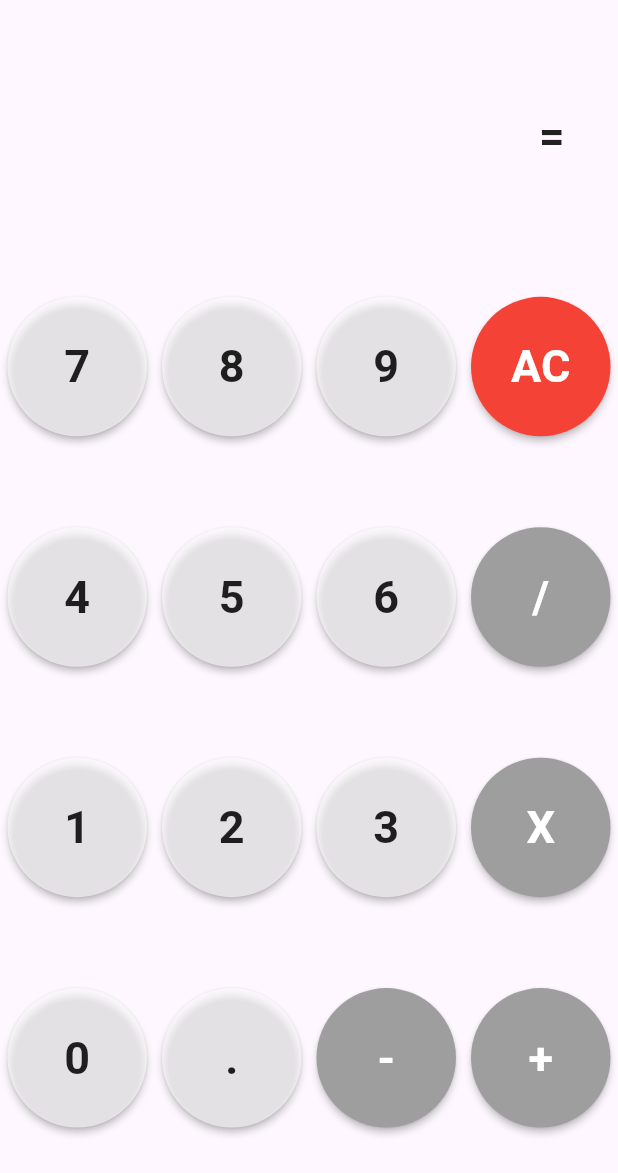
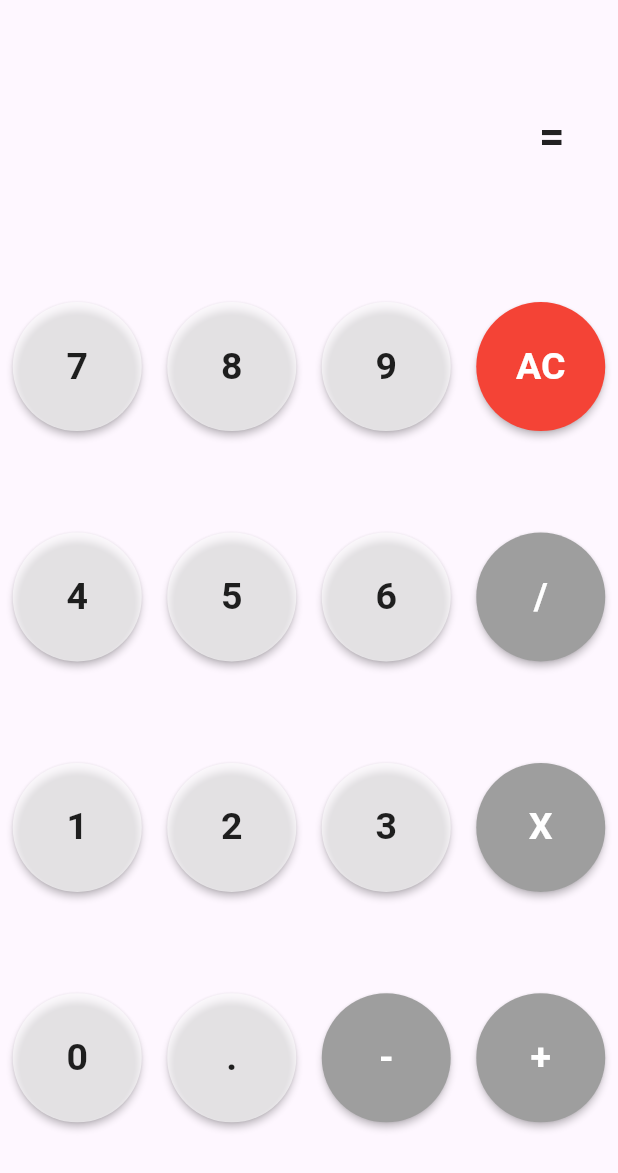
Before and after one commit to f1amekaiser/calculator-app, a Flutter app: the screen it shows after launch, on a phone screen of 412 x 824 dp, the part 63-1236 px from its top. Run offline on Flutter 3.47's test engine with Material 3 defaults, Android fonts, the light colour scheme and no system bars; our stand-ins replace math_expressions.

Commit message:
modify layouts2

```diff
--- a/lib/main.dart
+++ b/lib/main.dart
@@ -88,7 +88,7 @@
                   child: Text(
                     "7",
                     style:
-                        TextStyle(fontWeight: FontWeight.bold, fontSize: 30.0),
+                        TextStyle(fontWeight: FontWeight.bold, fontSize: 25.0),
                   ),
                 ),
               ),
@@ -105,7 +105,7 @@
                   child: Text(
                     "8",
                     style:
-                        TextStyle(fontWeight: FontWeight.bold, fontSize: 30.0),
+                        TextStyle(fontWeight: FontWeight.bold, fontSize: 25.0),
                   ),
                 ),
               ),
@@ -122,7 +122,7 @@
                   child: Text(
                     "9",
                     style:
-                        TextStyle(fontWeight: FontWeight.bold, fontSize: 30.0),
+                        TextStyle(fontWeight: FontWeight.bold, fontSize: 25.0),
                   ),
                 ),
               ),
@@ -140,7 +140,7 @@
                     "AC",
                     style: TextStyle(
                         fontWeight: FontWeight.bold,
-                        fontSize: 30.0,
+                        fontSize: 25.0,
                         color: Colors.white),
                   ),
                 ),
@@ -164,7 +164,7 @@
                   child: Text(
                     "4",
                     style:
-                        TextStyle(fontWeight: FontWeight.bold, fontSize: 30.0),
+                        TextStyle(fontWeight: FontWeight.bold, fontSize: 25.0),
                   ),
                 ),
               ),
@@ -181,7 +181,7 @@
                   child: Text(
                     "5",
                     style:
-                        TextStyle(fontWeight: FontWeight.bold, fontSize: 30.0),
+                        TextStyle(fontWeight: FontWeight.bold, fontSize: 25.0),
                   ),
                 ),
               ),
@@ -198,7 +198,7 @@
                   child: Text(
                     "6",
                     style:
-                        TextStyle(fontWeight: FontWeight.bold, fontSize: 30.0),
+                        TextStyle(fontWeight: FontWeight.bold, fontSize: 25.0),
                   ),
                 ),
               ),
@@ -216,7 +216,7 @@
                     "/",
                     style: TextStyle(
                         fontWeight: FontWeight.bold,
-                        fontSize: 30.0,
+                        fontSize: 25.0,
                         color: Colors.white),
                   ),
                 ),
@@ -240,7 +240,7 @@
                   child: Text(
                     "1",
                     style:
-                        TextStyle(fontWeight: FontWeight.bold, fontSize: 30.0),
+                        TextStyle(fontWeight: FontWeight.bold, fontSize: 25.0),
                   ),
                 ),
               ),
@@ -257,7 +257,7 @@
                   child: Text(
                     "2",
                     style:
-                        TextStyle(fontWeight: FontWeight.bold, fontSize: 30.0),
+                        TextStyle(fontWeight: FontWeight.bold, fontSize: 25.0),
                   ),
                 ),
               ),
@@ -274,7 +274,7 @@
                   child: Text(
                     "3",
                     style:
-                        TextStyle(fontWeight: FontWeight.bold, fontSize: 30.0),
+                        TextStyle(fontWeight: FontWeight.bold, fontSize: 25.0),
                   ),
                 ),
               ),
@@ -292,7 +292,7 @@
                     "X",
                     style: TextStyle(
                         fontWeight: FontWeight.bold,
-                        fontSize: 30.0,
+                        fontSize: 25.0,
                         color: Colors.white),
                   ),
                 ),
@@ -316,7 +316,7 @@
                   child: Text(
                     "0",
                     style:
-                        TextStyle(fontWeight: FontWeight.bold, fontSize: 30.0),
+                        TextStyle(fontWeight: FontWeight.bold, fontSize: 25.0),
                   ),
                 ),
               ),
@@ -333,7 +333,7 @@
                   child: Text(
                     ".",
                     style:
-                        TextStyle(fontWeight: FontWeight.bold, fontSize: 30.0),
+                        TextStyle(fontWeight: FontWeight.bold, fontSize: 25.0),
                   ),
                 ),
               ),
@@ -351,7 +351,7 @@
                     "-",
                     style: TextStyle(
                         fontWeight: FontWeight.bold,
-                        fontSize: 30.0,
+                        fontSize: 25.0,
                         color: Colors.white),
                   ),
                 ),
@@ -370,7 +370,7 @@
                     "+",
                     style: TextStyle(
                         fontWeight: FontWeight.bold,
-                        fontSize: 30.0,
+                        fontSize: 25.0,
                         color: Colors.white),
                   ),
                 ),
```
